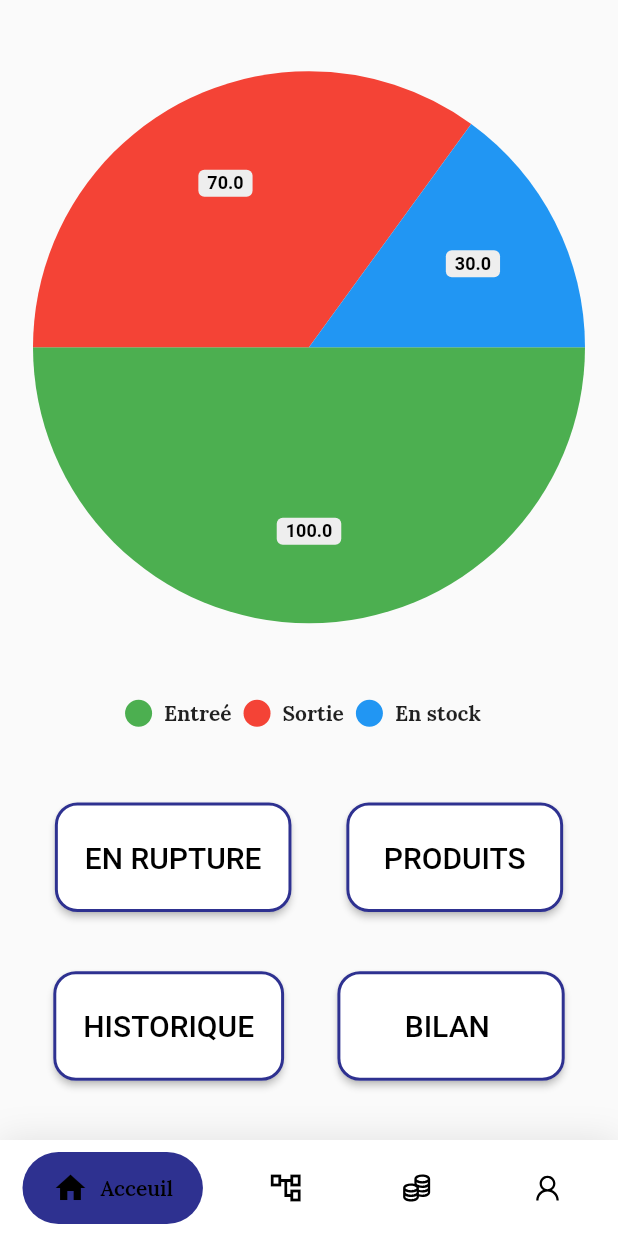
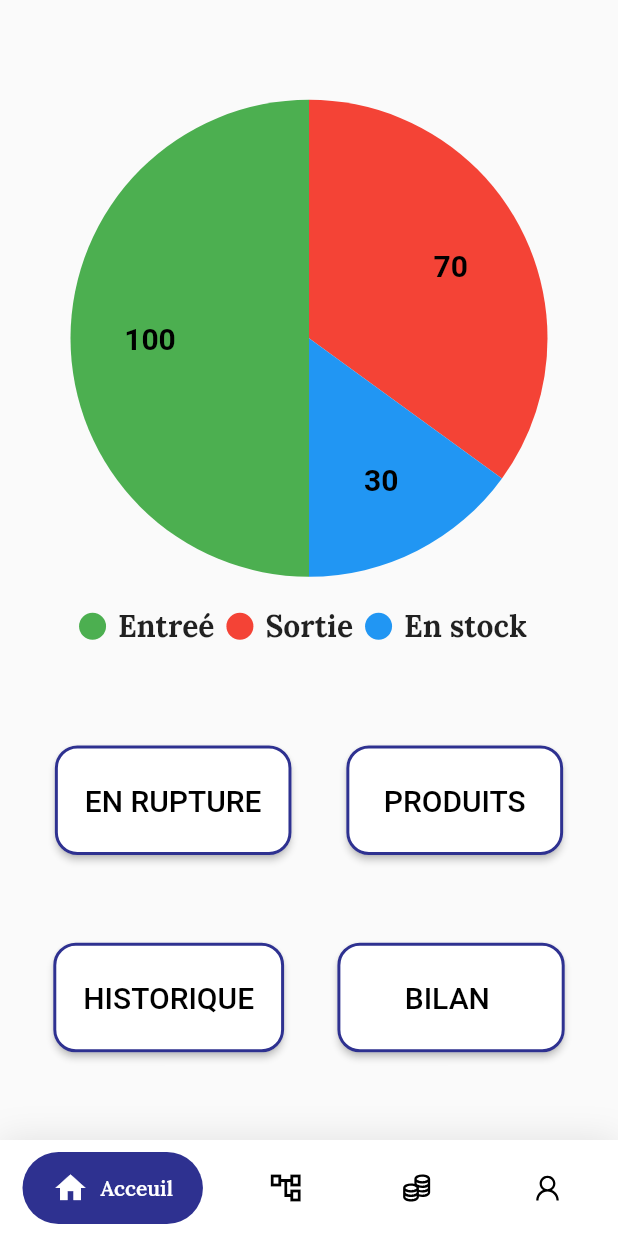
Before and after one commit to FROST066/e-Stock, a Flutter app: the screen it shows after launch, on a phone screen of 412 x 824 dp. Run offline on Flutter 3.47's test engine with Material 2 defaults, Android fonts, the light colour scheme and no system bars; drawn by our look-alikes of google_nav_bar, pie_chart; our stand-ins replace fluttertoast, google_fonts, line_icons, otp_text_field.

Commit message:
Finish pie chart and bottom Navigation bar

```diff
--- a/lib/screens/HomePage.dart
+++ b/lib/screens/HomePage.dart
@@ -1,9 +1,8 @@
 import 'package:e_stock/other/styles.dart';
-import 'package:flutter/cupertino.dart';
 import 'package:flutter/material.dart';
+import 'package:line_icons/line_icons.dart';
 import 'package:pie_chart/pie_chart.dart';
 import 'package:google_nav_bar/google_nav_bar.dart';
-import 'package:line_icons/line_icon.dart';
 
 class HomePage extends StatefulWidget {
   const HomePage({super.key});
@@ -13,11 +12,7 @@ class HomePage extends StatefulWidget {
 }
 
 class _HomePageState extends State<HomePage> {
-  Map<String, double> dataMap = {
-    "Entreé": 100,
-    "Sortie": 70,
-    "En stock": 30,
-  };
+  int _selectedIndex = 0;
   @override
   Widget build(BuildContext context) {
     return Scaffold(
@@ -26,14 +21,27 @@ class _HomePageState extends State<HomePage> {
             mainAxisAlignment: MainAxisAlignment.spaceEvenly,
             children: [
               const Flexible(
-                  flex: 3,
+                  flex: 2,
                   child: PieChart(
                       animationDuration: Duration(milliseconds: 1000),
                       dataMap: {"Entreé": 100, "Sortie": 70, "En stock": 30},
                       colorList: [Colors.green, Colors.red, Colors.blue],
+                      chartValuesOptions: ChartValuesOptions(
+                          showChartValueBackground: false,
+                          showChartValues: true,
+                          // showChartValuesOutside: true,
+                          decimalPlaces: 0,
+                          chartValueStyle: TextStyle(
+                              fontSize: 20,
+                              fontWeight: FontWeight.bold,
+                              color: Colors.black)),
+                      initialAngleInDegree: 90,
+                      chartLegendSpacing: 20,
                       legendOptions: LegendOptions(
                         showLegendsInRow: true,
                         legendPosition: LegendPosition.bottom,
+                        legendTextStyle: TextStyle(
+                            fontWeight: FontWeight.bold, fontSize: 20),
                       ))),
               Flexible(
                   flex: 1,
@@ -42,12 +50,12 @@ class _HomePageState extends State<HomePage> {
                     children: [
                       ElevatedButton(
                         style: homePageBtStyle,
-                        child: Text("EN RUPTURE"),
+                        child: const Text("EN RUPTURE"),
                         onPressed: () {},
                       ),
                       ElevatedButton(
                         style: homePageBtStyle,
-                        child: Text(" PRODUITS "),
+                        child: const Text(" PRODUITS "),
                         onPressed: () {},
                       )
                     ],
@@ -59,12 +67,12 @@ class _HomePageState extends State<HomePage> {
                     children: [
                       ElevatedButton(
                         style: homePageBtStyle,
-                        child: Text("HISTORIQUE"),
+                        child: const Text("HISTORIQUE"),
                         onPressed: () {},
                       ),
                       ElevatedButton(
                         style: homePageBtStyle,
-                        child: Text("     BILAN      "),
+                        child: const Text("     BILAN      "),
                         onPressed: () {},
                       )
                     ],
@@ -92,36 +100,46 @@ class _HomePageState extends State<HomePage> {
                 gap: 8,
                 activeColor: Colors.black,
                 iconSize: 24,
-                padding: EdgeInsets.symmetric(horizontal: 20, vertical: 12),
-                duration: Duration(milliseconds: 400),
+                padding:
+                    const EdgeInsets.symmetric(horizontal: 20, vertical: 12),
+                duration: const Duration(milliseconds: 500),
                 tabBackgroundColor: Colors.grey[100]!,
                 color: Colors.black,
-                tabs: [
+                tabs: const [
                   GButton(
+                    iconActiveColor: Colors.white,
+                    textColor: Colors.white,
                     backgroundColor: appBlue,
                     icon: Icons.home,
                     text: 'Acceuil',
                   ),
                   GButton(
+                    iconActiveColor: Colors.white,
+                    textColor: Colors.white,
                     backgroundColor: appBlue,
                     icon: Icons.account_tree_outlined,
                     text: 'Catégories',
                   ),
                   GButton(
+                    iconActiveColor: Colors.white,
+                    textColor: Colors.white,
                     backgroundColor: appBlue,
                     icon: LineIcons.coins,
                     text: 'Transactions',
                   ),
                   GButton(
+                    iconActiveColor: Colors.white,
+                    textColor: Colors.white,
                     backgroundColor: appBlue,
                     icon: LineIcons.user,
                     text: 'Profil',
                   ),
                 ],
-                selectedIndex: 0,
+                selectedIndex: _selectedIndex,
                 onTabChange: (index) {
                   setState(() {
-                    // _selectedIndex = index;
+                    _selectedIndex = index;
+                    print(_selectedIndex);
                   });
                 },
               ),
```
